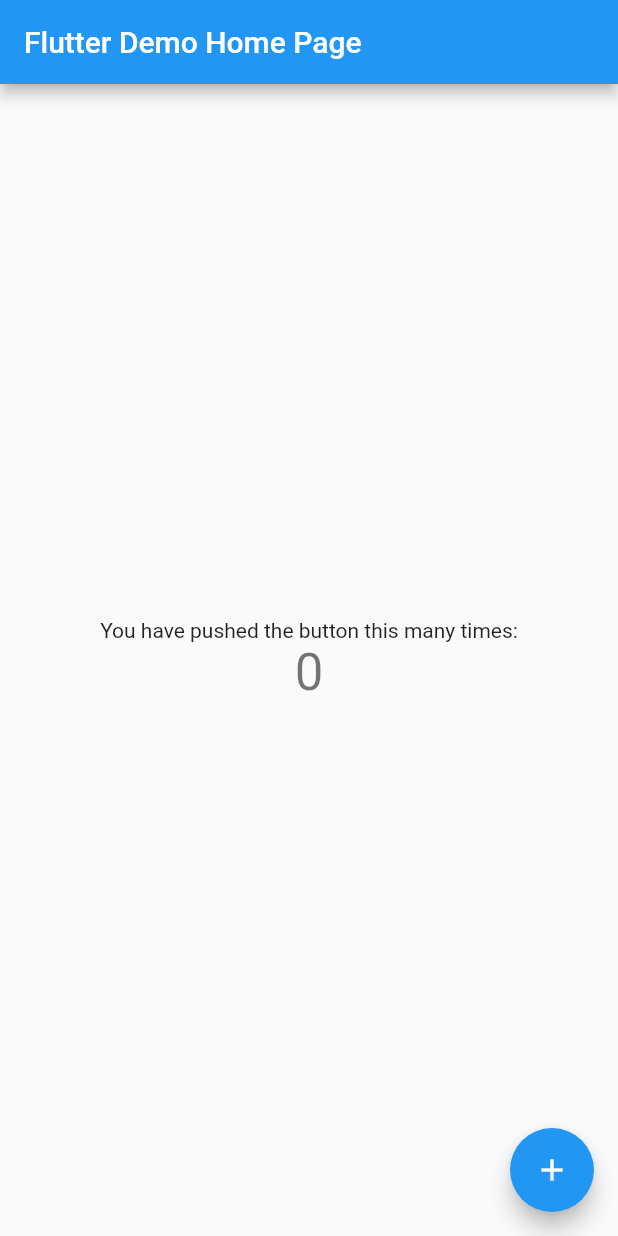
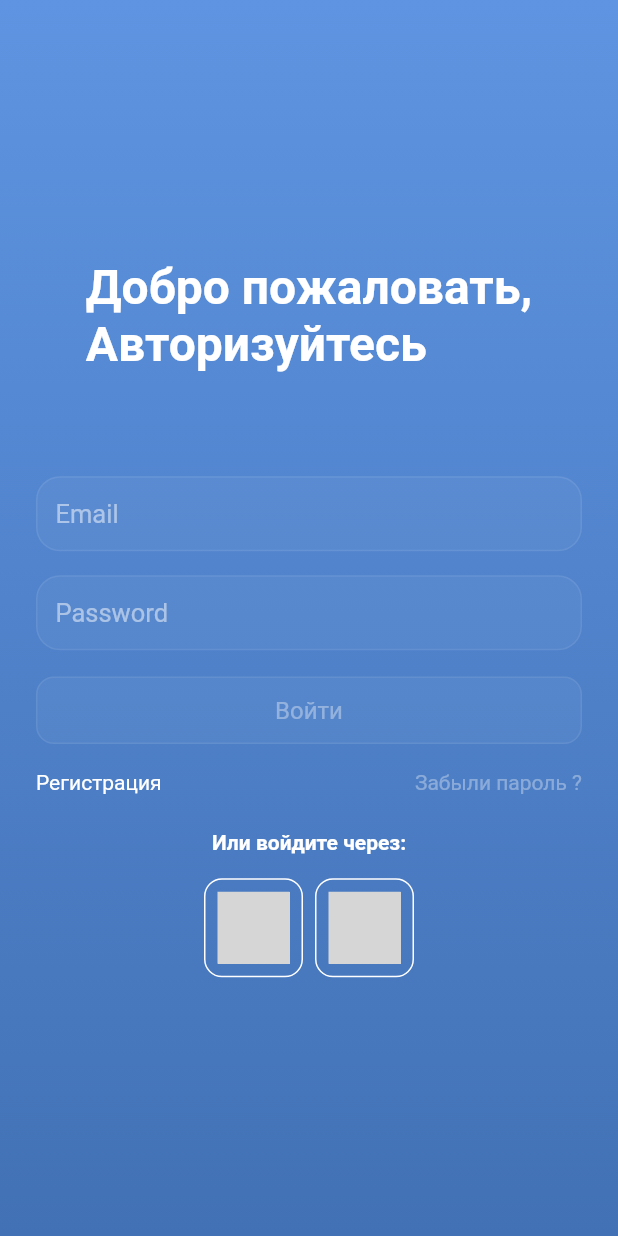
Before and after one commit to sunya1/test_app, a Flutter app: the screen it shows after launch, on a phone screen of 412 x 824 dp. Run offline on Flutter 3.47's test engine with Material 2 defaults, Android fonts, the phone set to English and light mode, and no system bars; our stand-ins replace dio, equatable, flutter_bloc, flutter_svg, get_it; grey boxes are pictures that could not be loaded.

Commit message:
login screen ui  done , and some files and classes  are created for next stage

```diff
--- /dev/null
+++ b/lib/app_custom_button.dart
@@ -0,0 +1,44 @@
+import 'package:flutter/material.dart';
+
+class AppCustomElevatedButton extends StatelessWidget {
+  final String text;
+  final Function() onPressed;
+  final Color bgColor;
+  final Color textColor;
+  final Color borderColor;
+  final double fontSize;
+  final FontWeight fontWeight;
+  const AppCustomElevatedButton({
+    Key? key,
+    required this.text,
+    required this.onPressed,
+    required this.bgColor,
+    required this.fontSize,
+    this.textColor = Colors.white,
+    required this.borderColor ,
+    this.fontWeight = FontWeight.w400,
+  }) : super(key: key);
+
+  @override
+  Widget build(BuildContext context) {
+    return ElevatedButton(
+      onPressed: onPressed,
+      style: ButtonStyle(
+        side: MaterialStateProperty.all<BorderSide>(
+            BorderSide(color: borderColor, width: 1)),
+        backgroundColor: MaterialStateProperty.all(bgColor),
+        shape: MaterialStateProperty.all<RoundedRectangleBorder>(
+            RoundedRectangleBorder(borderRadius: BorderRadius.circular(12))),
+        elevation: MaterialStateProperty.all(0),
+      ),
+      child: Padding(
+          padding: const EdgeInsets.symmetric(vertical: 13),
+          child: Text(text,
+              style: TextStyle(
+                  fontSize: fontSize ,
+                  color: textColor,
+                  fontWeight: fontWeight,
+                  overflow: TextOverflow.ellipsis))),
+    );
+  }
+}
--- /dev/null
+++ b/lib/app_icons.dart
@@ -0,0 +1,4 @@
+class AppIcons {
+  static String facebookIcon = 'assets/icons/facebook_ic';
+  static String googleIcon = 'assets/icons/google_ic';
+}
--- /dev/null
+++ b/lib/auth/cubit/auth_cubit.dart
@@ -0,0 +1,11 @@
+import 'package:flutter_bloc/flutter_bloc.dart';
+
+import 'auth_state.dart';
+
+class AuthCubit extends Cubit<AuthState> {
+  AuthCubit(AuthState initialState) : super(initialState);
+
+  Future<void> authUser() async {
+
+  }
+}
--- /dev/null
+++ b/lib/auth/cubit/auth_state.dart
@@ -0,0 +1,6 @@
+import 'package:equatable/equatable.dart';
+
+abstract class AuthState extends Equatable {
+  @override
+  List<Object> get props => [];
+}
--- /dev/null
+++ b/lib/colors.dart
@@ -0,0 +1,9 @@
+import 'package:flutter/material.dart';
+
+class AppColors {
+  static Color loginBgColor = const Color(0xFF5E94E1);
+  static Color textFieldBorderColor = const Color(0xFFFFFFFF).withOpacity(0.08);
+  static Color hintColors = const Color(0xFFFFFFFF).withOpacity(0.5);
+  static Color elementsBgColor = const Color(0xFFFFFFFF).withOpacity(0.04);
+  static Color loginBgSecondColor = const Color(0xFF4271B5);
+}
--- /dev/null
+++ b/lib/constants/global_pref_constants.dart
@@ -0,0 +1,3 @@
+class GlobalPrefConstants {
+  static const String baseUrl = 'https://api.shymbulak-dev.com';
+}
--- /dev/null
+++ b/lib/custom_text_field.dart
@@ -0,0 +1,39 @@
+import 'package:flutter/material.dart';
+import 'package:flutter/widgets.dart';
+
+class CustomTextField extends StatelessWidget {
+  final Color bgColor;
+  final Color borderColor;
+  final Color focusedBorderColor;
+  final Color hintColor;
+  final TextInputType keyboardType;
+  final String hintText;
+
+  const CustomTextField({Key? key, required this.bgColor, required this.borderColor, required this.focusedBorderColor, required this.hintColor, required this.keyboardType, required this.hintText}) : super(key: key);
+  @override
+  Widget build(BuildContext context) {
+    return Container(
+
+      decoration: BoxDecoration(
+          color: bgColor,
+          border: Border.all(width: 1, color: borderColor),
+          borderRadius: BorderRadius.circular(16)),
+      child: TextField(
+        keyboardType: keyboardType,
+        cursorRadius: const Radius.circular(3),
+        textAlign: TextAlign.left,
+        style: const TextStyle(fontSize: 17, fontWeight: FontWeight.w400),
+        decoration: InputDecoration(
+            counterText: '',
+            contentPadding:
+                const EdgeInsets.only(left: 12, top: 14, bottom: 14),
+            hintText: hintText,
+            focusedBorder: OutlineInputBorder(
+                borderRadius: BorderRadius.circular(16),
+                borderSide:  BorderSide(color: focusedBorderColor)),
+            hintStyle: TextStyle(color: hintColor),
+            border: InputBorder.none),
+      ),
+    );
+  }
+}
--- /dev/null
+++ b/lib/data/auth/auth_repository.dart
@@ -0,0 +1,18 @@
+
+
+import 'package:test_app/di/di_locator.dart';
+import 'package:test_app/services/shymbulak_service.dart';
+
+class AuthRepository {
+  final ShymbulakService _apiService;
+
+  AuthRepository() : _apiService = locator();
+
+  // Future<UserInfo> getTop250Movie() async {
+  //   final response = await _apiService.authUser();
+  //   final json = response.data;
+
+  //   return popularMovieFromJson(json);
+
+  // }
+}
--- /dev/null
+++ b/lib/data/traffic/shymbulak_repository.dart
@@ -0,0 +1 @@
+class ShymbulakRepository {}
--- /dev/null
+++ b/lib/di/di_locator.dart
@@ -0,0 +1,46 @@
+import 'package:get_it/get_it.dart';
+import 'package:test_app/constants/global_pref_constants.dart';
+import 'package:test_app/data/traffic/shymbulak_repository.dart';
+import 'package:test_app/services/shymbulak_service.dart';
+
+import '../network/network_client.dart';
+
+
+final locator = GetIt.instance;
+Future<void> setupLocator() async {
+  _commonMainModule();
+  _apiServiceModule();
+  _repositoryModule();
+  _useCaseModule();
+}
+
+void _commonMainModule() {
+  // locator.registerSingletonAsync(() => createHttpClient(BuildTypeValue.url));
+
+  /// для авторизованной зоны
+  locator.registerSingletonAsync(
+    () => createAuthorizedHttpClient(GlobalPrefConstants.baseUrl),
+  );
+}
+
+void _apiServiceModule() async {
+  /// для авторизованной зоны
+  locator.registerSingleton(ShymbulakService(
+    locator.getAsync(),
+  ));
+}
+
+/// для репозиторий
+void _repositoryModule() {
+  ///платежи
+  locator.registerFactory(() => ShymbulakRepository());
+}
+
+/// для useCase
+void _useCaseModule() {
+  // locator.registerFactory(() => GetMoviesInTheatreUseCase());
+  // locator.registerFactory(() => GetPopularMoviesUseCase());
+  // locator.registerFactory(() => GetDetailedMovieInfoUseCase());
+  // locator.registerFactory(() => GetMoviePosterUseCase());
+  // locator.registerFactory(() => GetTop250MovieUseCase());
+}
--- /dev/null
+++ b/lib/login_screen.dart
@@ -0,0 +1,140 @@
+import 'package:flutter/material.dart';
+import 'package:flutter_svg/flutter_svg.dart';
+import 'package:test_app/app_custom_button.dart';
+import 'package:test_app/app_icons.dart';
+import 'package:test_app/colors.dart';
+import 'package:test_app/custom_text_field.dart';
+
+class LoginScreen extends StatelessWidget {
+  const LoginScreen({Key? key}) : super(key: key);
+
+  @override
+  Widget build(BuildContext context) {
+    return Scaffold(
+      body: Container(
+        decoration:  BoxDecoration(
+        gradient: LinearGradient(
+          begin: Alignment.topCenter,
+          end: Alignment.bottomCenter ,
+          colors: <Color>[
+            AppColors.loginBgColor,
+            AppColors.loginBgSecondColor
+          ], // red to yellow
+        ),
+      ),
+        child: Padding(
+          padding: const EdgeInsets.symmetric(horizontal: 24),
+          child: Center(
+            child: Column(
+              mainAxisAlignment: MainAxisAlignment.center,
+              children: [
+              const Padding(
+                padding:  EdgeInsets.only(bottom : 69),
+                child:  Text("Добро пожаловать,\nАвторизуйтесь ",
+                    style: TextStyle(
+                      color: Colors.white,
+                      fontSize: 32,
+                      fontWeight: FontWeight.w700,
+                    )),
+              ),
+              CustomTextField(
+                  bgColor: AppColors.elementsBgColor,
+                  borderColor: AppColors.textFieldBorderColor,
+                  focusedBorderColor: Colors.white,
+                  hintColor: AppColors.hintColors,
+                  keyboardType: TextInputType.emailAddress,
+                  hintText: 'Email'),
+              Padding(
+                padding: const EdgeInsets.symmetric(vertical: 16.0),
+                child: CustomTextField(
+                    bgColor: AppColors.elementsBgColor,
+                    borderColor: AppColors.textFieldBorderColor,
+                    focusedBorderColor: Colors.white,
+                    hintColor: AppColors.hintColors,
+                    keyboardType: TextInputType.visiblePassword,
+                    hintText: 'Password'),
+              ),
+              Row(
+                children: [
+                  Expanded(
+                    child: AppCustomElevatedButton(
+                      text: 'Войти',
+                      onPressed: () {
+                        print("hfhjdsf");
+                      },
+                      bgColor: AppColors.elementsBgColor,
+                      borderColor: AppColors.textFieldBorderColor,
+                      fontSize: 16,
+                      textColor: Colors.white.withOpacity(0.37),
+                    ),
+                  ),
+                ],
+              ),
+              Padding(
+                padding: const EdgeInsets.only(top: 16, bottom: 24),
+                child: Row(
+                  mainAxisAlignment: MainAxisAlignment.spaceBetween,
+                  children: [
+                    InkWell(
+                        onTap: () {
+                          print("go to registration");
+                        },
+                        child: const Text(
+                          "Регистрация",
+                          style: TextStyle(
+                              color: Colors.white,
+                              fontSize: 14,
+                              fontWeight: FontWeight.w400),
+                        )),
+                    InkWell(
+                        onTap: () {
+                          print("go to foreget password");
+                        },
+                        child: Text(
+                          "Забыли пароль ?",
+                          style: TextStyle(
+                              color: Colors.white.withOpacity(0.35),
+                              fontSize: 14,
+                              fontWeight: FontWeight.w400),
+                        )),
+                  ],
+                ),
+              ),
+              const Text("Или войдите через:",
+                  style: TextStyle(
+                    color: Colors.white,
+                    fontSize: 14,
+                    fontWeight: FontWeight.w700,
+                  )),
+              const SizedBox(
+                height: 16,
+              ),
+              Row(
+                mainAxisAlignment: MainAxisAlignment.center,
+                children: [
+                  Container(
+                    padding: const EdgeInsets.all(8),
+                    decoration: BoxDecoration(
+                      borderRadius: BorderRadius.circular(12),
+                      border: Border.all(width: 1 , color: Colors.white),
+                    ),
+                    child: SvgPicture.asset(AppIcons.googleIcon),
+                  ),
+                  const SizedBox(width: 8,),
+                  Container(
+                    padding: const EdgeInsets.all(8),
+                    decoration: BoxDecoration(
+                      borderRadius: BorderRadius.circular(12),
+                      border: Border.all(width: 1 , color: Colors.white),
+                    ),
+                    child: SvgPicture.asset(AppIcons.facebookIcon),
+                  ),
+                ],
+              )
+            ]),
+          ),
+        ),
+      ),
+    );
+  }
+}
--- a/lib/main.dart
+++ b/lib/main.dart
@@ -1,6 +1,11 @@
 import 'package:flutter/material.dart';
+import 'package:test_app/di/di_locator.dart';
 
-void main() {
+import 'login_screen.dart';
+
+void main() async {
+  WidgetsFlutterBinding.ensureInitialized();
+  await setupLocator();
   runApp(const MyApp());
 }
 
@@ -12,104 +17,8 @@ class MyApp extends StatelessWidget {
   Widget build(BuildContext context) {
     return MaterialApp(
       title: 'Flutter Demo',
-      theme: ThemeData(
-        // This is the theme of your application.
-        //
-        // Try running your application with "flutter run". You'll see the
-        // application has a blue toolbar. Then, without quitting the app, try
-        // changing the primarySwatch below to Colors.green and then invoke
-        // "hot reload" (press "r" in the console where you ran "flutter run",
-        // or simply save your changes to "hot reload" in a Flutter IDE).
-        // Notice that the counter didn't reset back to zero; the application
-        // is not restarted.
-        primarySwatch: Colors.blue,
-      ),
-      home: const MyHomePage(title: 'Flutter Demo Home Page'),
+      theme: ThemeData(),
+      home: const LoginScreen(),
     );
   }
 }
-
-class MyHomePage extends StatefulWidget {
-  const MyHomePage({Key? key, required this.title}) : super(key: key);
-
-  // This widget is the home page of your application. It is stateful, meaning
-  // that it has a State object (defined below) that contains fields that affect
-  // how it looks.
-
-  // This class is the configuration for the state. It holds the values (in this
-  // case the title) provided by the parent (in this case the App widget) and
-  // used by the build method of the State. Fields in a Widget subclass are
-  // always marked "final".
-
-  final String title;
-
-  @override
-  State<MyHomePage> createState() => _MyHomePageState();
-}
-
-class _MyHomePageState extends State<MyHomePage> {
-  int _counter = 0;
-
-  void _incrementCounter() {
-    setState(() {
-      // This call to setState tells the Flutter framework that something has
-      // changed in this State, which causes it to rerun the build method below
-      // so that the display can reflect the updated values. If we changed
-      // _counter without calling setState(), then the build method would not be
-      // called again, and so nothing would appear to happen.
-      _counter++;
-    });
-  }
-
-  @override
-  Widget build(BuildContext context) {
-    // This method is rerun every time setState is called, for instance as done
-    // by the _incrementCounter method above.
-    //
-    // The Flutter framework has been optimized to make rerunning build methods
-    // fast, so that you can just rebuild anything that needs updating rather
-    // than having to individually change instances of widgets.
-    return Scaffold(
-      appBar: AppBar(
-        // Here we take the value from the MyHomePage object that was created by
-        // the App.build method, and use it to set our appbar title.
-        title: Text(widget.title),
-      ),
-      body: Center(
-        // Center is a layout widget. It takes a single child and positions it
-        // in the middle of the parent.
-        child: Column(
-          // Column is also a layout widget. It takes a list of children and
-          // arranges them vertically. By default, it sizes itself to fit its
-          // children horizontally, and tries to be as tall as its parent.
-          //
-          // Invoke "debug painting" (press "p" in the console, choose the
-          // "Toggle Debug Paint" action from the Flutter Inspector in Android
-          // Studio, or the "Toggle Debug Paint" command in Visual Studio Code)
-          // to see the wireframe for each widget.
-          //
-          // Column has various properties to control how it sizes itself and
-          // how it positions its children. Here we use mainAxisAlignment to
-          // center the children vertically; the main axis here is the vertical
-          // axis because Columns are vertical (the cross axis would be
-          // horizontal).
-          mainAxisAlignment: MainAxisAlignment.center,
-          children: <Widget>[
-            const Text(
-              'You have pushed the button this many times:',
-            ),
-            Text(
-              '$_counter',
-              style: Theme.of(context).textTheme.headline4,
-            ),
-          ],
-        ),
-      ),
-      floatingActionButton: FloatingActionButton(
-        onPressed: _incrementCounter,
-        tooltip: 'Increment',
-        child: const Icon(Icons.add),
-      ), // This trailing comma makes auto-formatting nicer for build methods.
-    );
-  }
-}
--- /dev/null
+++ b/lib/network/network_client.dart
@@ -0,0 +1,17 @@
+import 'package:dio/dio.dart';
+
+Future<Dio> createAuthorizedHttpClient(String baseUrl) async {
+  Dio dio = Dio();
+  dio.options.baseUrl = baseUrl;
+  dio.options.connectTimeout = 80000;
+  dio.options.receiveTimeout = 50000;
+
+  // (dio.httpClientAdapter as DefaultHttpClientAdapter).onHttpClientCreate =
+  //     (HttpClient client) {
+  //   client.badCertificateCallback =
+  //       (X509Certificate cert, String host, int port) => true;
+  //   return client;
+  // };
+
+  return dio;
+}
--- /dev/null
+++ b/lib/network/network_routes.dart
@@ -0,0 +1,4 @@
+class NetworkCallRoutes {
+  static const String authUser = '/user-service/auth/login';
+  static const String getAllTraffics = '/ticket-service/ticket-types/by-category-code/ACTIVITIES';
+}
--- /dev/null
+++ b/lib/services/shymbulak_service.dart
@@ -0,0 +1,27 @@
+import 'package:dio/dio.dart';
+
+import '../network/network_routes.dart';
+
+class ShymbulakService {
+  final Future<Dio> _httpClient;
+  ShymbulakService(this._httpClient);
+
+  Future<Response> authUser(String email , String password) async {
+    final _response = await _httpClient;
+    return _response.post(
+      NetworkCallRoutes.authUser,
+      data: {
+        'email': email ,
+        'password': password
+      }
+    );
+  }
+
+  Future<Response> getAllTraffic() async {
+    final _response = await _httpClient;
+    return _response.get(
+      NetworkCallRoutes.getAllTraffics,
+    );
+  }
+
+}
```
Also changed, not shown: pubspec.yaml (+7 -0 lines), assets/icons/facebook_ic.svg (added), assets/icons/google_ic.svg (added), pubspec.lock, 1 other file.
